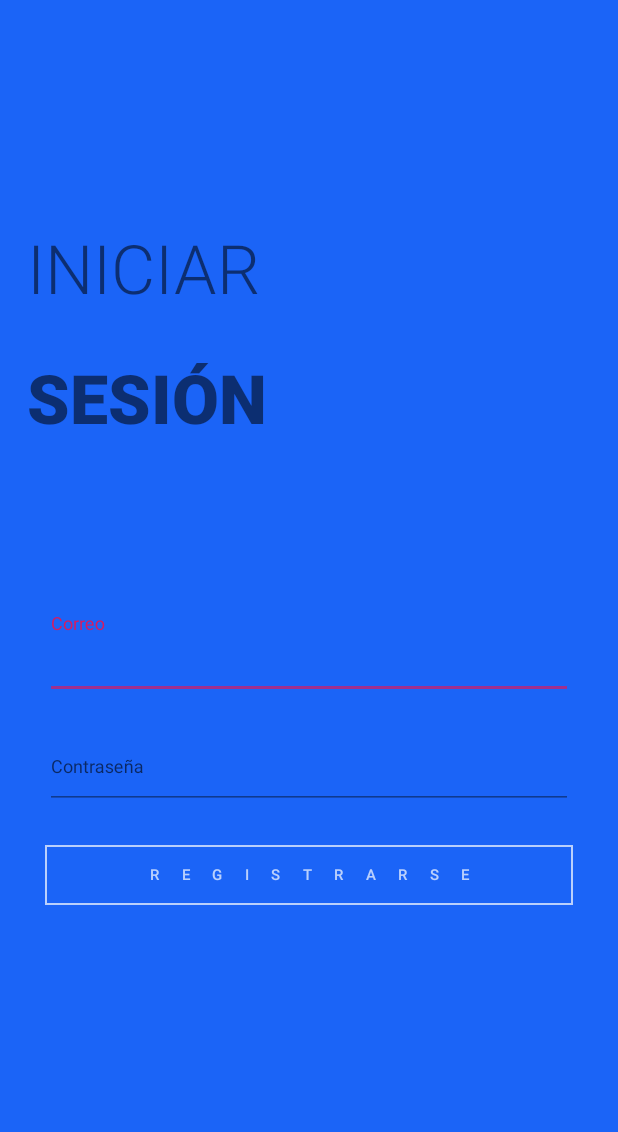
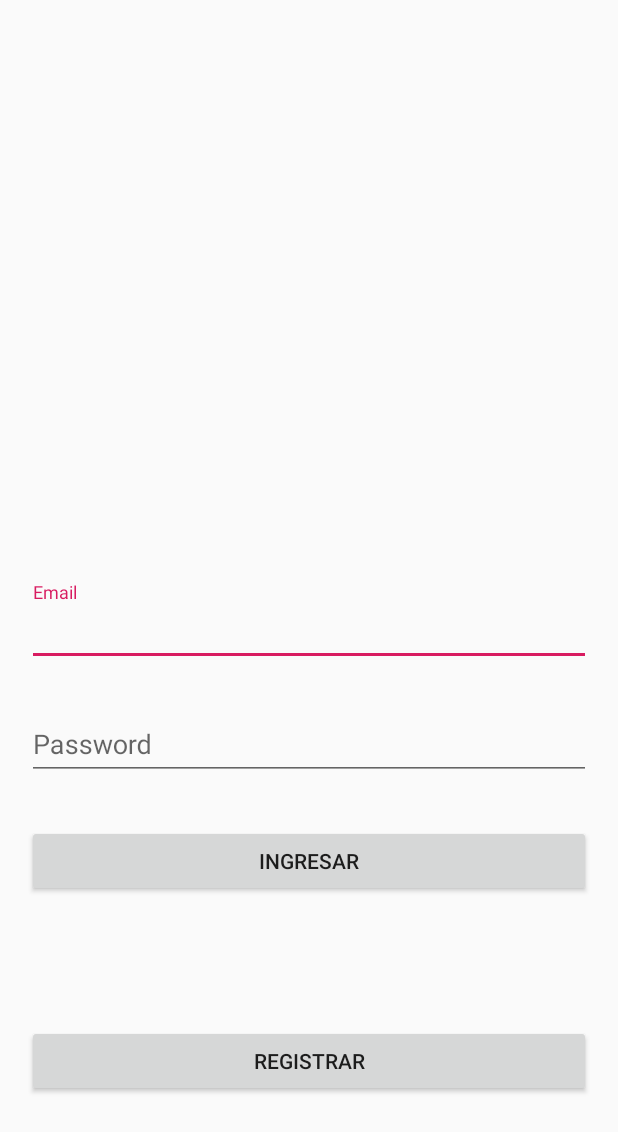
Before and after one commit to ifangeek/ProyectoX, an Android app: the layout activity_register.xml on its own in the app's theme, with its tools: preview values and no code run, on a phone screen of 412 x 824 dp. Shown: the top 1132 px of the screen. Run offline under Robolectric (Android 15) with nearby library versions, the phone set to English and light mode, and no system bars.

Commit message:
implementando mvp - login funciona ( optimizar )

```diff
--- a/app/build.gradle
+++ b/app/build.gradle
@@ -1,5 +1,6 @@
 apply plugin: 'com.android.application'
 apply plugin: 'kotlin-android'
+apply plugin: 'kotlin-android-extensions'
 
 android {
     compileSdkVersion 27
--- a/app/src/main/AndroidManifest.xml
+++ b/app/src/main/AndroidManifest.xml
@@ -9,14 +9,14 @@
         android:roundIcon="@mipmap/ic_launcher_round"
         android:supportsRtl="true"
         android:theme="@style/AppTheme">
-        <activity android:name=".MainActivity">
+        <activity android:name=".RegisterActivity">
             <intent-filter>
                 <action android:name="android.intent.action.MAIN" />
 
                 <category android:name="android.intent.category.LAUNCHER" />
             </intent-filter>
         </activity>
-        <activity android:name=".RegisterActivity"></activity>
+        <activity android:name=".MainActivity"></activity>
     </application>
 
 </manifest>
--- a/app/src/main/res/layout/activity_register.xml
+++ b/app/src/main/res/layout/activity_register.xml
@@ -4,106 +4,85 @@
     xmlns:tools="http://schemas.android.com/tools"
     android:layout_width="match_parent"
     android:layout_height="match_parent"
-    android:background="@color/colorPrimary"
     android:padding="10dp"
-    tools:context=".RegisterActivity">
+    android:orientation="vertical"
+    tools:context=".MainActivity">
 
-
-    <TextView
+    <android.support.design.widget.TextInputLayout
+        android:id="@+id/text_input_email"
         android:layout_width="match_parent"
         android:layout_height="wrap_content"
-        android:layout_marginBottom="8dp"
         android:layout_marginEnd="8dp"
         android:layout_marginStart="8dp"
-        android:layout_marginTop="120dp"
-        android:fontFamily="sans-serif-light"
-        android:gravity="start|center"
-        android:text="INICIAR"
-        android:textSize="45dp"
-        app:layout_constraintBottom_toTopOf="@+id/textView2"
-        app:layout_constraintEnd_toEndOf="parent"
-        app:layout_constraintStart_toStartOf="parent"
-        app:layout_constraintTop_toTopOf="parent" />
-
-    <TextView
-        android:id="@+id/textView2"
-        android:layout_width="match_parent"
-        android:layout_height="wrap_content"
-        android:layout_marginBottom="8dp"
-        android:layout_marginEnd="8dp"
-        android:layout_marginStart="8dp"
-        android:layout_marginTop="0dp"
-        android:fontFamily="sans-serif-black"
-        android:gravity="start|center"
-        android:text="SESIÓN"
-        android:textSize="45dp"
-        app:layout_constraintBottom_toTopOf="@+id/text_input_reg_email"
-        app:layout_constraintEnd_toEndOf="parent"
-        app:layout_constraintStart_toStartOf="parent"
-        app:layout_constraintTop_toTopOf="parent"
-        app:layout_constraintVertical_bias="0.681" />
-
-
-    <android.support.design.widget.TextInputLayout
-        android:id="@+id/text_input_reg_email"
-        android:layout_width="match_parent"
-        android:layout_height="wrap_content"
-        android:layout_marginEnd="20dp"
-        android:layout_marginStart="20dp"
-        android:layout_marginTop="50dp"
+        android:layout_marginTop="8dp"
         app:layout_constraintEnd_toEndOf="parent"
         app:layout_constraintStart_toStartOf="parent"
         app:layout_constraintTop_toTopOf="parent"
         app:layout_constraintBottom_toBottomOf="parent">
 
         <EditText
-            android:id="@+id/et_reg_email"
-            android:paddingBottom="20dp"
+            android:id="@+id/et_email"
+            android:hint="Email"
             android:layout_width="match_parent"
-            android:layout_height="wrap_content"
-            android:alpha="0.7"
-            android:textSize="12sp"
-            android:hint="Correo" />
+            android:layout_height="wrap_content" />
 
     </android.support.design.widget.TextInputLayout>
 
     <android.support.design.widget.TextInputLayout
-        android:id="@+id/text_input_reg_password"
+        android:id="@+id/text_input_password"
+        android:layout_width="0dp"
+        android:layout_height="wrap_content"
+        android:layout_marginTop="20dp"
+        app:layout_constraintEnd_toEndOf="@+id/text_input_email"
+        app:layout_constraintStart_toStartOf="@+id/text_input_email"
+        app:layout_constraintTop_toBottomOf="@+id/text_input_email">
+
+        <EditText
+            android:id="@+id/et_password"
+            android:layout_width="match_parent"
+            android:layout_height="wrap_content"
+            android:hint="Password" />
+    </android.support.design.widget.TextInputLayout>
+
+
+    <Button
+        android:id="@+id/btn_login"
         android:layout_width="match_parent"
         android:layout_height="wrap_content"
-        android:layout_marginTop="16dp"
-        android:layout_marginStart="20dp"
-        android:layout_marginEnd="20dp"
-        app:layout_constraintEnd_toEndOf="@+id/text_input_reg_email"
-        app:layout_constraintTop_toBottomOf="@+id/text_input_reg_email">
-
-        <EditText
-            android:paddingBottom="20dp"
-            android:id="@+id/et_reg_password"
-            android:layout_width="match_parent"
-            android:layout_height="wrap_content"
-            android:textSize="12sp"
-            android:hint="Contraseña"
-            android:alpha="0.7"/>
-
-    </android.support.design.widget.TextInputLayout>
+        android:layout_marginEnd="8dp"
+        android:layout_marginStart="8dp"
+        android:layout_marginTop="30dp"
+        android:text="INGRESAR"
+        app:layout_constraintEnd_toEndOf="parent"
+        app:layout_constraintStart_toStartOf="parent"
+        app:layout_constraintTop_toBottomOf="@+id/text_input_password" />
 
     <Button
+        android:id="@+id/btn_register"
         android:layout_width="match_parent"
-        android:layout_height="40dp"
-        android:layout_marginTop="24dp"
-        android:layout_marginStart="20dp"
-        android:layout_marginEnd="20dp"
-        android:text="Registrarse"
-        android:elevation="1dp"
-        android:textSize="10sp"
-        android:letterSpacing="1.5"
-        android:alpha="0.7"
-        android:textColor="@android:color/white"
-        android:background="@drawable/border_button"
-        app:layout_constraintEnd_toEndOf="@+id/text_input_reg_password"
-        app:layout_constraintStart_toStartOf="@+id/text_input_reg_password"
-        app:layout_constraintTop_toBottomOf="@+id/text_input_reg_password" />
+        android:layout_height="wrap_content"
+        android:layout_marginBottom="8dp"
+        android:layout_marginEnd="8dp"
+        android:layout_marginStart="8dp"
+        android:layout_marginTop="10dp"
+        android:text="REGISTRAR"
+        app:layout_constraintBottom_toBottomOf="parent"
+        app:layout_constraintEnd_toEndOf="parent"
+        app:layout_constraintStart_toStartOf="parent"
+        app:layout_constraintTop_toBottomOf="@+id/btn_login" />
+
+    <ProgressBar
+        android:id="@+id/pg_progress_bar"
+        android:layout_width="match_parent"
+        android:layout_height="wrap_content"
+        android:layout_marginBottom="8dp"
+        android:layout_marginStart="8dp"
+        android:layout_marginTop="8dp"
+        android:visibility="invisible"
+        app:layout_constraintBottom_toBottomOf="parent"
+        app:layout_constraintStart_toStartOf="parent"
+        app:layout_constraintTop_toTopOf="parent" />
+
 
 
 </android.support.constraint.ConstraintLayout>
```
Also changed, not shown: app/src/main/java/ifangeek/com/proyectox/IRegister.kt (added, +20 -0 lines), app/src/main/java/ifangeek/com/proyectox/MainActivity.kt (+2 -10 lines), app/src/main/java/ifangeek/com/proyectox/RegisterActivity.java (deleted, +0 -13 lines), app/src/main/java/ifangeek/com/proyectox/RegisterActivity.kt (added, +46 -0 lines), app/src/main/java/ifangeek/com/proyectox/RegisterModel.kt (added, +40 -0 lines), app/src/main/java/ifangeek/com/proyectox/RegisterPresenter.kt (added, +15 -0 lines), app/src/main/res/layout/activity_login.xml (+75 -42 lines).
